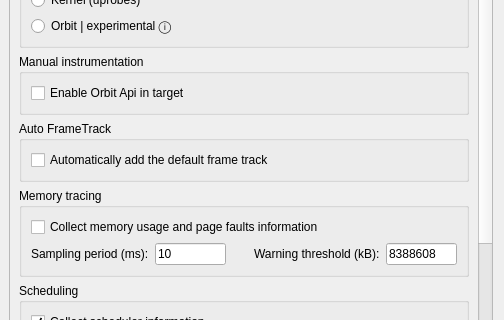
Old version of the form src/OrbitQt/CaptureOptionsDialog.ui in the repository google/orbit; both pictures show x 0 to 504 and y 353 to 673 of the 504 by 800 pixel window.
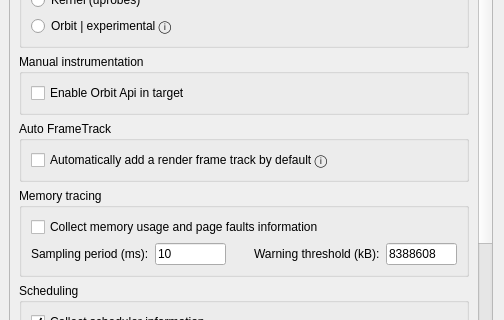
New version of the form. Custom widgets are drawn as their Qt base class.

Commit message: Fixup: Text + Tooltip

Diff of the .ui file:
```diff
--- a/src/OrbitQt/CaptureOptionsDialog.ui
+++ b/src/OrbitQt/CaptureOptionsDialog.ui
@@ -420,7 +420,7 @@
              <string>AutoFrameTrackCheckBox</string>
             </property>
             <property name="text">
-             <string>Automatically add the default frame track</string>
+             <string>Automatically add a render frame track by default ⓘ</string>
             </property>
            </widget>
           </item>
```
Left out of the diff: 2 changed lines with no effect on the pictures.
